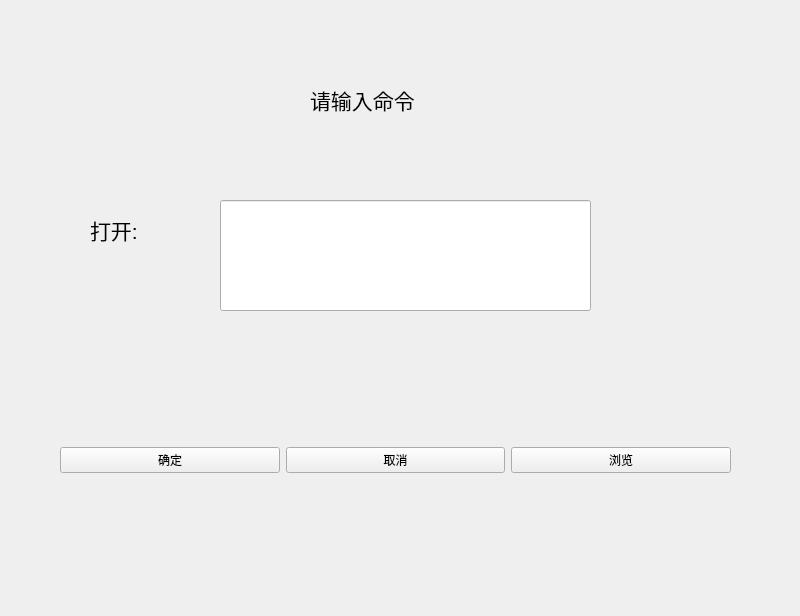
This is widget.ui in xuxuxuxuxuxjh/cmd as Qt 5 draws it before an edit. The edited form follows.
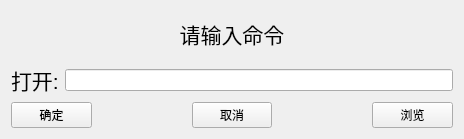
This is the edited form.

Commit message: fixed window size, changed the window title and project name

```diff
--- a/widget.ui
+++ b/widget.ui
@@ -6,59 +6,74 @@
    <rect>
     <x>0</x>
     <y>0</y>
-    <width>800</width>
-    <height>616</height>
+    <width>464</width>
+    <height>139</height>
    </rect>
   </property>
+  <property name="sizePolicy">
+   <sizepolicy hsizetype="Minimum" vsizetype="Minimum">
+    <horstretch>0</horstretch>
+    <verstretch>0</verstretch>
+   </sizepolicy>
+  </property>
+  <property name="minimumSize">
+   <size>
+    <width>464</width>
+    <height>139</height>
+   </size>
+  </property>
+  <property name="maximumSize">
+   <size>
+    <width>464</width>
+    <height>139</height>
+   </size>
+  </property>
   <property name="windowTitle">
    <string>Widget</string>
   </property>
+  <layout class="QGridLayout" name="gridLayout_3" rowstretch="1,2,1">
+   <item row="0" column="0">
   <widget class="QLabel" name="label">
-   <property name="geometry">
-    <rect>
-     <x>310</x>
-     <y>40</y>
-     <width>191</width>
-     <height>121</height>
-    </rect>
+     <property name="enabled">
+      <bool>true</bool>
+     </property>
+     <property name="sizePolicy">
+      <sizepolicy hsizetype="Minimum" vsizetype="Minimum">
+       <horstretch>0</horstretch>
+       <verstretch>0</verstretch>
+      </sizepolicy>
    </property>
    <property name="text">
     <string>&lt;html&gt;&lt;head/&gt;&lt;body&gt;&lt;p&gt;&lt;span style=&quot; font-size:16pt;&quot;&gt;请输入命令&lt;/span&gt;&lt;/p&gt;&lt;/body&gt;&lt;/html&gt;</string>
    </property>
-  </widget>
+     <property name="alignment">
+      <set>Qt::AlignCenter</set>
+     </property>
+    </widget>
+   </item>
+   <item row="1" column="0">
+    <layout class="QHBoxLayout" name="horizontalLayout_2">
+     <item>
   <widget class="QLabel" name="label_2">
-   <property name="geometry">
-    <rect>
-     <x>90</x>
-     <y>190</y>
-     <width>101</width>
-     <height>81</height>
-    </rect>
-   </property>
    <property name="text">
     <string>&lt;html&gt;&lt;head/&gt;&lt;body&gt;&lt;p&gt;&lt;span style=&quot; font-size:16pt;&quot;&gt;打开:&lt;/span&gt;&lt;/p&gt;&lt;/body&gt;&lt;/html&gt;</string>
    </property>
   </widget>
+     </item>
+     <item>
   <widget class="QLineEdit" name="cmdLineEdit">
-   <property name="geometry">
-    <rect>
-     <x>220</x>
-     <y>200</y>
-     <width>371</width>
-     <height>111</height>
-    </rect>
-   </property>
-  </widget>
-  <widget class="QWidget" name="">
-   <property name="geometry">
-    <rect>
-     <x>60</x>
-     <y>390</y>
-     <width>671</width>
-     <height>141</height>
-    </rect>
-   </property>
-   <layout class="QHBoxLayout" name="horizontalLayout" stretch="3,3,3">
+       <property name="alignment">
+        <set>Qt::AlignCenter</set>
+       </property>
+      </widget>
+     </item>
+    </layout>
+   </item>
+   <item row="2" column="0">
+    <layout class="QHBoxLayout" name="horizontalLayout" stretch="1,1,1">
+     <property name="spacing">
+      <number>100</number>
+     </property>
     <item>
      <widget class="QPushButton" name="commitButton">
       <property name="text">
@@ -81,7 +96,8 @@
      </widget>
     </item>
    </layout>
-  </widget>
+   </item>
+  </layout>
  </widget>
  <resources/>
  <connections/>
```
Left out of the diff: 2 changed lines with no effect on the pictures. Lines whose indentation alone changed are shown as unchanged. The commit also changes 5 other files.
